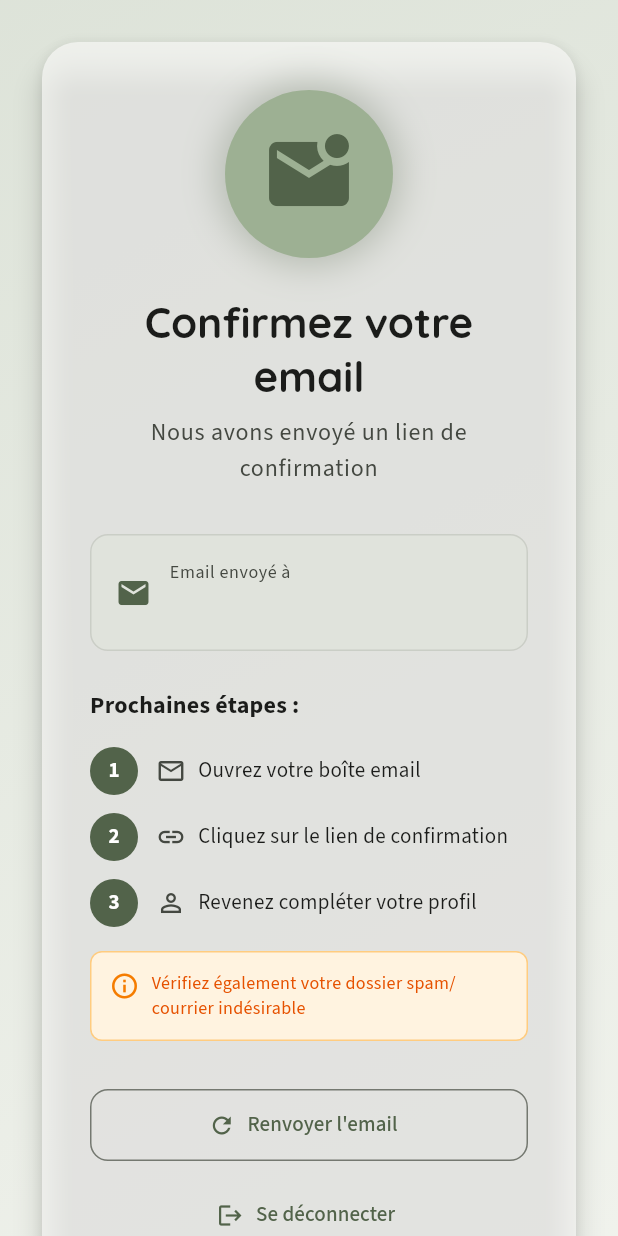
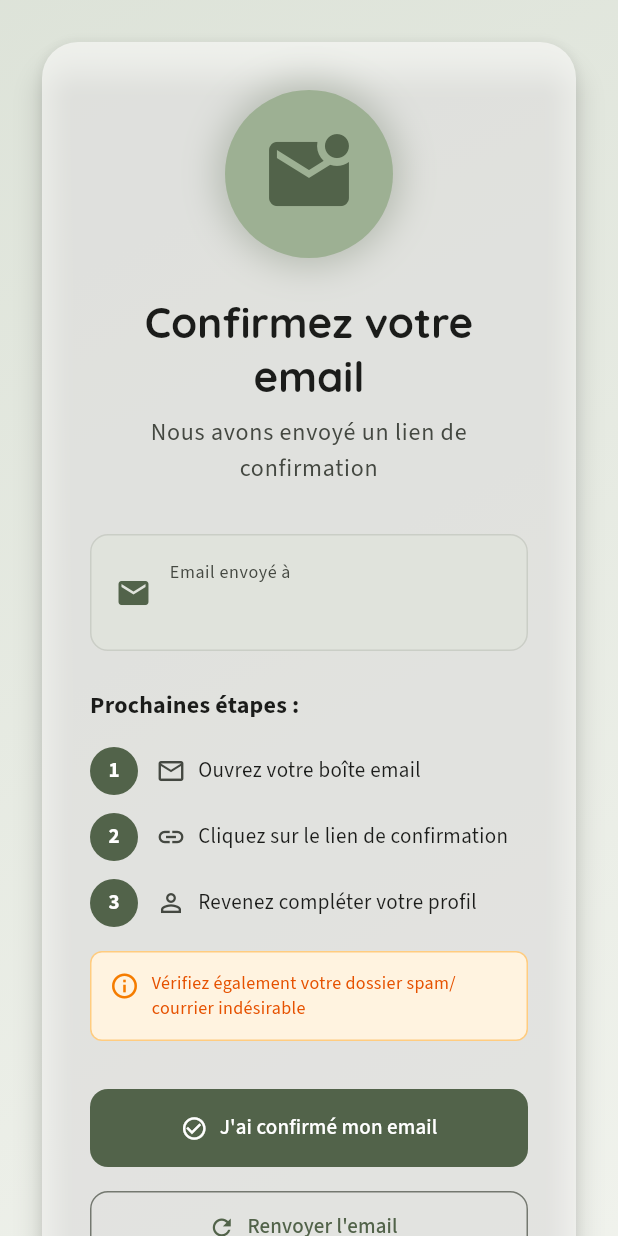
Before and after one commit to Connacri/CRECHE, a Flutter app: the EmailConfirmationScreen screen opened directly, on a phone screen of 412 x 824 dp. Run offline on Flutter 3.47's test engine with Material 3 defaults, Android fonts, the phone set to English and light mode, and no system bars; our stand-ins replace cached_network_image, cloud_firestore, file_picker, flutter_image_compress, flutter_map, geocoding and 9 more; missing offline and left inert: flutter_osm_plugin; accounts and stored records are empty.

Commit message:
🎨 Palette: Enhance Authentication & Onboarding UX
- Linked "Forgot Password" button to its corresponding screen in `AuthScreen`.
- Added manual "Check status" button in `EmailConfirmationScreen` to improve the onboarding flow.
- Added accessibility tooltips to the password visibility toggle and back buttons.
- Documented UX learnings in `.Jules/palette.md`.
- Added widget tests in `test/ux_test.dart` to verify changes.

Co-authored-by: Connacri <95408708+Connacri@users.noreply.github.com>

```diff
--- a/lib/screens/email_confirmation_screen.dart
+++ b/lib/screens/email_confirmation_screen.dart
@@ -291,8 +291,32 @@ class _EmailConfirmationScreenState extends State<EmailConfirmationScreen> {
 
   /// Boutons d'action
   Widget _buildActions(BuildContext context, String email) {
+    final authProvider = context.read<AuthProviderV2>();
     return Column(
       children: [
+        // Bouton Vérifier le statut
+        FilledButton.icon(
+          onPressed: () async {
+            final isConfirmed = await authProvider.checkEmailConfirmationStatus();
+            if (!context.mounted) return;
+
+            if (isConfirmed) {
+              _showSuccessSnackBar('Email confirmé ! Bienvenue.');
+            } else {
+              _showErrorSnackBar('Confirmation non détectée. Vérifiez votre boîte email.');
+            }
+          },
+          icon: const Icon(Icons.check_circle_outline),
+          label: const Text('J\'ai confirmé mon email'),
+          style: FilledButton.styleFrom(
+            minimumSize: const Size(double.infinity, 52),
+            shape: RoundedRectangleBorder(
+              borderRadius: BorderRadius.circular(12),
+            ),
+          ),
+        ),
+        const SizedBox(height: 16),
+
         // Bouton Renvoyer l'email
         if (_emailResent)
           Container(
--- a/lib/screens/forgot_password_screen.dart
+++ b/lib/screens/forgot_password_screen.dart
@@ -87,6 +87,7 @@ class _ForgotPasswordScreenState extends State<ForgotPasswordScreen> {
           alignment: Alignment.centerLeft,
           child: IconButton(
             onPressed: () => Navigator.pop(context),
+            tooltip: 'Retour',
             icon: const Icon(Icons.arrow_back),
             style: IconButton.styleFrom(
               backgroundColor: colorScheme.surfaceVariant,
```
Also changed, not shown: lib/screens/auth_screen.dart (+8 -1 lines), 2 other files.
